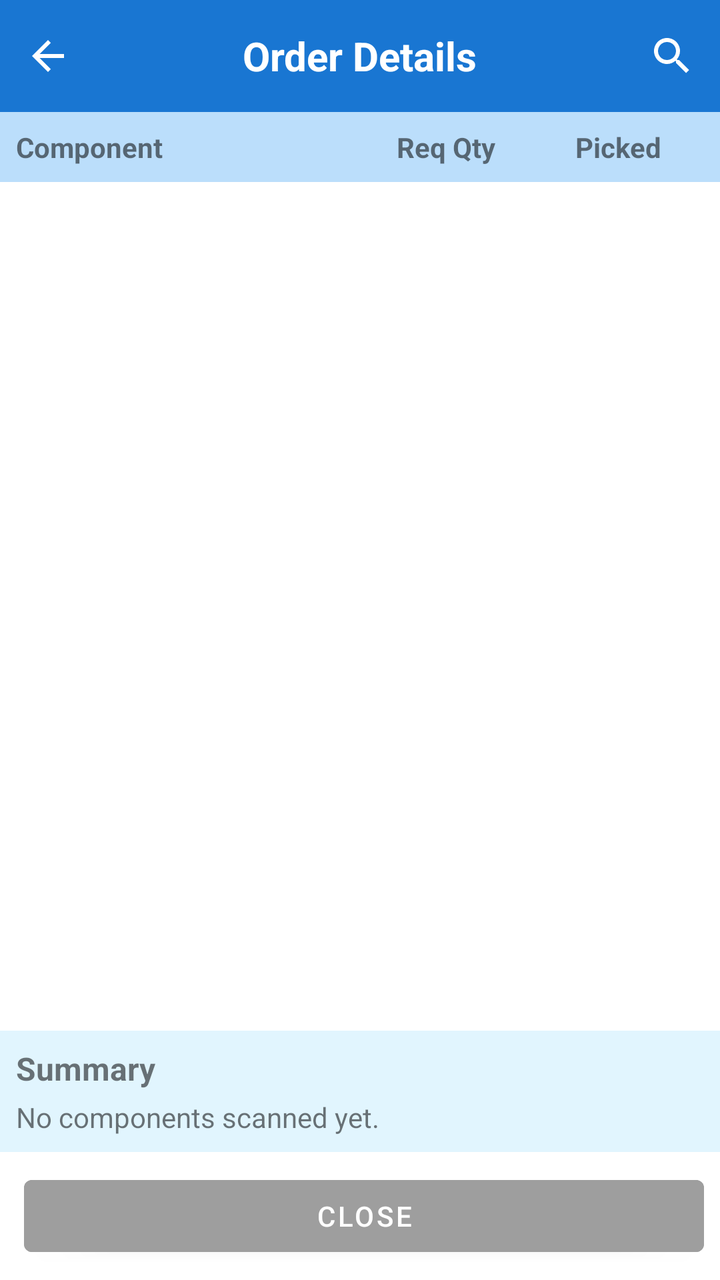
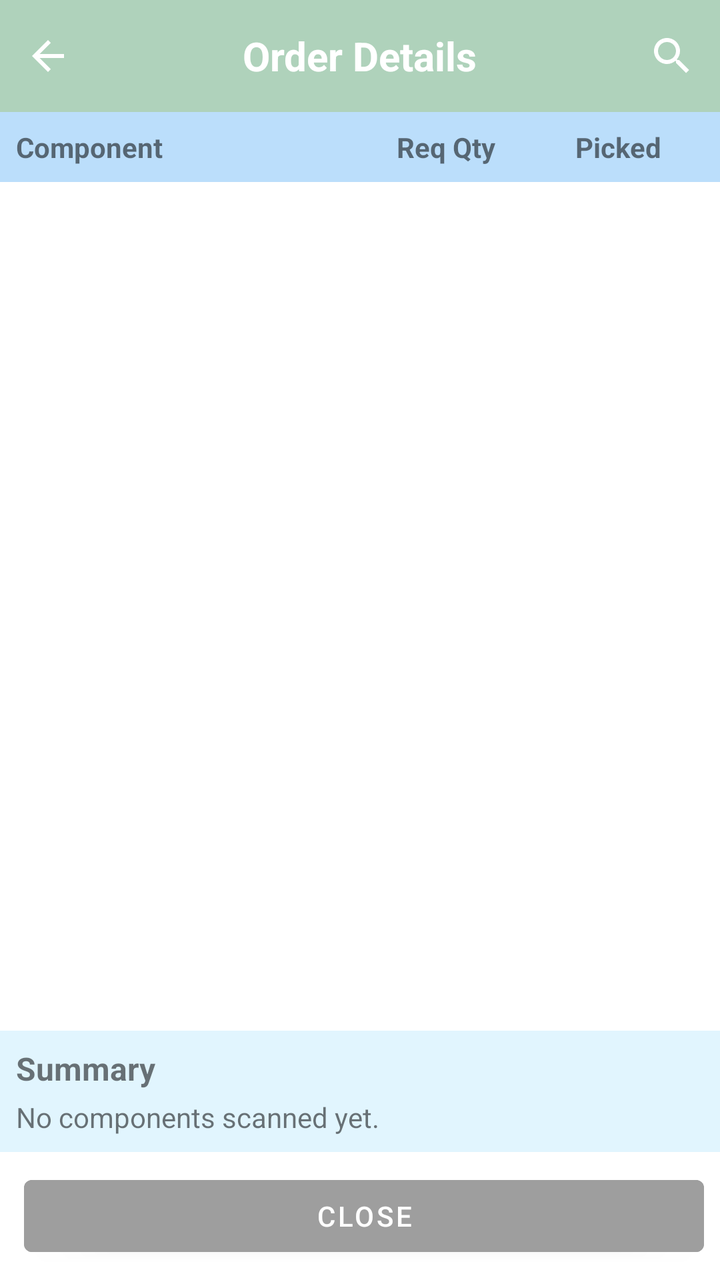

Compare the two renders of this Android layout. The source of the first and the diff that turns it into the second are given below.
<!-- AndroidManifest.xml: application theme AppTheme -->
<!-- res/layout/fragment_component_details.xml -->
<?xml version="1.0" encoding="utf-8"?>
<FrameLayout xmlns:android="http://schemas.android.com/apk/res/android"
    xmlns:app="http://schemas.android.com/apk/res-auto"
    android:layout_width="match_parent"
    android:layout_height="match_parent">

    
    <LinearLayout
        android:id="@+id/mainContent"
        android:layout_width="match_parent"
        android:layout_height="match_parent"
        android:orientation="vertical">

        <com.google.android.material.appbar.AppBarLayout
            android:id="@+id/appBarLayout"
            android:layout_width="match_parent"
            android:layout_height="wrap_content">

            <androidx.appcompat.widget.Toolbar
                android:id="@+id/toolbar"
                android:layout_width="match_parent"
                android:layout_height="?attr/actionBarSize"
                android:background="?attr/colorPrimary"
                app:contentInsetLeft="0dp"
                app:contentInsetStart="0dp"
                app:popupTheme="@style/ThemeOverlay.AppCompat.Light"
                app:theme="@style/ThemeOverlay.AppCompat.Dark.ActionBar">

                <FrameLayout
                    android:layout_width="match_parent"
                    android:layout_height="match_parent">

                    <ImageView
                        android:id="@+id/ivBack"
                        android:layout_width="48dp"
                        android:layout_height="match_parent"
                        android:layout_gravity="start"
                        android:background="?attr/selectableItemBackgroundBorderless"
                        android:padding="12dp"
                        android:src="@drawable/ic_arrow_back"
                        app:tint="@android:color/white"/>

                    <TextView
                        android:id="@+id/toolbar_title"
                        android:layout_width="wrap_content"
                        android:layout_height="wrap_content"
                        android:layout_gravity="center"
                        android:text="Order Details"
                        android:textColor="@android:color/white"
                        android:textSize="20sp"
                        android:textStyle="bold"/>

                    
                    <FrameLayout
                        android:id="@+id/notificationContainer"
                        android:layout_width="48dp"
                        android:layout_height="match_parent"
                        android:layout_gravity="end"
                        android:layout_marginEnd="48dp">

                        <ImageView
                            android:id="@+id/ivNotification"
                            android:layout_width="match_parent"
                            android:layout_height="match_parent"
                            android:background="?attr/selectableItemBackgroundBorderless"
                            android:padding="12dp"
                            android:src="@drawable/ic_notifications"
                            app:tint="@android:color/white"
                            android:visibility="gone"/>

                        <TextView
                            android:id="@+id/tvNotificationCount"
                            android:layout_width="20dp"
                            android:layout_height="20dp"
                            android:layout_gravity="top|end"
                            android:layout_marginTop="8dp"
                            android:layout_marginEnd="8dp"
                            android:background="@drawable/notification_badge_background"
                            android:gravity="center"
                            android:text="0"
                            android:textColor="@android:color/white"
                            android:textSize="12sp"
                            android:visibility="gone"/>
                    </FrameLayout>

                    <androidx.appcompat.widget.SearchView
                        android:id="@+id/searchView"
                        android:layout_width="wrap_content"
                        android:layout_height="match_parent"
                        android:layout_gravity="end"
                        app:iconifiedByDefault="true"
                        app:queryHint="Search item..."
                        android:theme="@style/SearchViewStyle"/>
                </FrameLayout>


            </androidx.appcompat.widget.Toolbar>

        </com.google.android.material.appbar.AppBarLayout>
        
        <LinearLayout
            android:layout_width="match_parent"
            android:layout_height="wrap_content"
            android:orientation="horizontal"
            android:padding="8dp"
            android:background="#BBDEFB">

            <TextView
                android:layout_width="0dp"
                android:layout_height="wrap_content"
                android:layout_weight="2"
                android:text="Component"
                android:textStyle="bold"/>

            <TextView
                android:layout_width="0dp"
                android:layout_height="wrap_content"
                android:layout_weight="1"
                android:text="Req Qty"
                android:textStyle="bold"
                android:gravity="center"/>

            <TextView
                android:layout_width="0dp"
                android:layout_height="wrap_content"
                android:layout_weight="1"
                android:text="Picked"
                android:textStyle="bold"
                android:gravity="center"/>
        </LinearLayout>

        
        <ListView
            android:id="@+id/componentListView"
            android:layout_width="match_parent"
            android:layout_height="0dp"
            android:layout_weight="1"
            android:divider="@android:color/darker_gray"
            android:dividerHeight="1dp"/>

        
        <LinearLayout
            android:layout_width="match_parent"
            android:layout_height="wrap_content"
            android:orientation="vertical"
            android:background="#E1F5FE"
            android:padding="8dp">

            <TextView
                android:layout_width="match_parent"
                android:layout_height="wrap_content"
                android:text="Summary"
                android:textStyle="bold"
                android:textSize="16sp"/>

            <TextView
                android:id="@+id/tvComponentSummary"
                android:layout_width="match_parent"
                android:layout_height="wrap_content"
                android:text="No components scanned yet."
                android:layout_marginTop="4dp"/>
        </LinearLayout>



        
        <LinearLayout
            android:layout_width="match_parent"
            android:layout_height="wrap_content"
            android:orientation="horizontal"
            android:padding="8dp">

            
            <Button
                android:id="@+id/btnCloseComponents"
                android:layout_width="0dp"
                android:layout_height="wrap_content"
                android:layout_weight="1"
                android:text="Close"
                android:backgroundTint="#9E9E9E"
                android:textColor="#FFFFFF"
                android:layout_marginStart="4dp"/>
        </LinearLayout>
    </LinearLayout>

    
    <LinearLayout
        android:id="@+id/viewRead"
        android:layout_width="match_parent"
        android:layout_height="match_parent"
        android:orientation="vertical"
        android:background="#FFFFFF"
        android:visibility="gone">

        
        <LinearLayout
            android:layout_width="match_parent"
            android:layout_height="?attr/actionBarSize"
            android:background="?attr/colorPrimary"
            android:orientation="horizontal"
            android:gravity="center_vertical">

            <TextView
                android:id="@+id/tvReadTitle"
                android:layout_width="0dp"
                android:layout_height="wrap_content"
                android:layout_weight="1"
                android:text="Scan Component"
                android:textColor="@android:color/white"
                android:textSize="20sp"
                android:textStyle="bold"
                android:layout_marginStart="16dp"/>
        </LinearLayout>

        
        <LinearLayout
            android:layout_width="match_parent"
            android:layout_height="wrap_content"
            android:orientation="vertical"
            android:padding="8dp"
            android:background="#E3F2FD">

            <TextView
                android:id="@+id/tvSelectedItem"
                android:layout_width="match_parent"
                android:layout_height="wrap_content"
                android:text="Selected Item: "
                android:textSize="16sp"
                android:textStyle="bold"/>

            <LinearLayout
                android:layout_width="match_parent"
                android:layout_height="wrap_content"
                android:orientation="horizontal"
                android:layout_marginTop="4dp">

                <TextView
                    android:id="@+id/tvSelectedQty"
                    android:layout_width="wrap_content"
                    android:layout_height="wrap_content"
                    android:text="Required QTY: "
                    android:textSize="14sp"/>

                <TextView
                    android:id="@+id/tvScannedQty"
                    android:layout_width="wrap_content"
                    android:layout_height="wrap_content"
                    android:text="Scanned QTY: "
                    android:textSize="14sp"
                    android:layout_marginStart="16dp"/>
            </LinearLayout>
        </LinearLayout>

        
        <LinearLayout
            android:layout_width="match_parent"
            android:layout_height="0dp"
            android:layout_weight="1"
            android:orientation="vertical">

            
            <LinearLayout
                android:layout_width="match_parent"
                android:layout_height="wrap_content"
                android:orientation="horizontal"
                android:padding="8dp"
                android:background="#BBDEFB">

                <TextView
                    android:layout_width="0dp"
                    android:layout_height="wrap_content"
                    android:layout_weight="2"
                    android:text="Tag ID"
                    android:textStyle="bold"/>

                <TextView
                    android:layout_width="0dp"
                    android:layout_height="wrap_content"
                    android:layout_weight="1"
                    android:text="Lot"
                    android:textStyle="bold"/>

                <TextView
                    android:layout_width="0dp"
                    android:layout_height="wrap_content"
                    android:layout_weight="1"
                    android:text="Lot No."
                    android:textStyle="bold"/>

                <TextView
                    android:layout_width="0dp"
                    android:layout_height="wrap_content"
                    android:layout_weight="1"
                    android:text="Pick Qty"
                    android:textStyle="bold"/>
            </LinearLayout>

            
            <ListView
                android:id="@+id/tagListView"
                android:layout_width="match_parent"
                android:layout_height="match_parent"
                android:background="#FFFFFF"/>
        </LinearLayout>

        
        <LinearLayout
            android:layout_width="match_parent"
            android:layout_height="wrap_content"
            android:orientation="vertical"
            android:background="#F5F5F5">

            
            <LinearLayout
                android:layout_width="match_parent"
                android:layout_height="wrap_content"
                android:padding="8dp"
                android:orientation="horizontal">

                <TextView
                    android:layout_width="wrap_content"
                    android:layout_height="wrap_content"
                    android:text="@string/tvData_Read"
                    android:textSize="16sp" />

                <EditText
                    android:id="@+id/EtData_Read"
                    android:layout_width="match_parent"
                    android:layout_height="wrap_content"
                    android:hint=""
                    android:inputType="textMultiLine"
                    android:singleLine="false" />
            </LinearLayout>

            
            <LinearLayout
                android:layout_width="match_parent"
                android:layout_height="wrap_content"
                android:orientation="horizontal"
                android:padding="8dp">

                <Button
                    android:id="@+id/BtRead"
                    android:layout_width="0dp"
                    android:layout_height="wrap_content"
                    android:layout_weight="1"
                    android:padding="12dp"
                    android:text="@string/btRead"
                    android:backgroundTint="@color/colorPrimary"
                    android:textColor="@color/white"
                    android:layout_marginEnd="4dp"/>

                <Button
                    android:id="@+id/BtSubmit"
                    android:layout_width="0dp"
                    android:layout_height="wrap_content"
                    android:layout_weight="1"
                    android:text="Submit"
                    android:padding="12dp"
                    android:backgroundTint="#4CAF50"
                    android:textColor="@color/white"
                    android:layout_marginEnd="4dp"/>

                <Button
                    android:id="@+id/btnCloseViewRead"
                    android:layout_width="0dp"
                    android:layout_height="wrap_content"
                    android:layout_weight="1"
                    android:text="Close"
                    android:padding="12dp"
                    android:textColor="@color/deep_gray"
                    android:backgroundTint="@color/graywhite"/>
            </LinearLayout>
        </LinearLayout>
    </LinearLayout>

    <ProgressBar
        android:id="@+id/progressBar"
        android:layout_width="wrap_content"
        android:layout_height="wrap_content"
        android:layout_gravity="center"
        android:visibility="gone"/>
</FrameLayout>
<!-- resources referenced by this layout -->
<resources>
  <color name="colorPrimary">#1976D2</color>
  <color name="deep_gray">#ff3f3f3f</color>
  <color name="graywhite">#F5F5F5</color>
  <color name="white">#FFFFFF</color>
  <!-- drawable ic_arrow_back (drawable) -->
  <?xml version="1.0" encoding="utf-8"?>
  <vector xmlns:android="http://schemas.android.com/apk/res/android"
      android:width="24dp"
      android:height="24dp"
      android:viewportWidth="24"
      android:viewportHeight="24">
      <path
          android:fillColor="#FFFFFF"
          android:pathData="M20,11H7.83l5.59,-5.59L12,4l-8,8 8,8 1.41,-1.41L7.83,13H20v-2z"/>
  </vector>
  <!-- drawable ic_notifications: png bitmap (drawable, 959 bytes) -->
  <!-- drawable notification_badge_background (drawable) -->
  <?xml version="1.0" encoding="utf-8"?>
  <shape xmlns:android="http://schemas.android.com/apk/res/android"
      android:shape="oval">
      <solid android:color="#F44336" /> 
  </shape>
  <string name="btRead">Read</string>
  <string name="tvData_Read">Data：</string>
  <style name="SearchViewStyle" parent="Widget.AppCompat.SearchView">
          
          <item name="android:background">@android:color/transparent</item>
          
          <item name="android:textColor">@android:color/white</item>
          
          <item name="android:textColorHint">@android:color/white</item>
          
          <item name="android:tint">@android:color/white</item>
      </style>
  <style name="AppTheme" parent="Theme.MaterialComponents.Light.DarkActionBar">
          <item name="colorPrimary">@color/colorPrimary</item>
          <item name="colorPrimaryDark">@color/colorPrimaryDark</item>
          <item name="colorAccent">@color/colorAccent</item>
      </style>
  <color name="colorPrimaryDark">#1565C0</color>
  <color name="colorAccent">#FFC107</color>
</resources>

<!-- the commit's change to res/layout/fragment_component_details.xml (unified diff, before → after) -->
@@ -20,7 +20,7 @@
                 android:id="@+id/toolbar"
                 android:layout_width="match_parent"
                 android:layout_height="?attr/actionBarSize"
-                android:background="?attr/colorPrimary"
+                android:background="@color/pastel2"
                 app:contentInsetLeft="0dp"
                 app:contentInsetStart="0dp"
                 app:popupTheme="@style/ThemeOverlay.AppCompat.Light"
@@ -238,15 +238,27 @@
                     android:id="@+id/tvSelectedQty"
                     android:layout_width="wrap_content"
                     android:layout_height="wrap_content"
-                    android:text="Required QTY: "
+                    android:text="Quantity: "
                     android:textSize="14sp"/>
+
+                <TextView
+                    android:id="@+id/tvPickedQty"
+                    android:layout_width="wrap_content"
+                    android:layout_height="wrap_content"
+                    android:text="Picked: "
+                    android:textSize="14sp"
+                    android:textColor="#4CAF50"
+                    android:textStyle="bold"
+                    android:layout_marginStart="16dp"/>
 
                 <TextView
                     android:id="@+id/tvScannedQty"
                     android:layout_width="wrap_content"
                     android:layout_height="wrap_content"
-                    android:text="Scanned QTY: "
+                    android:text="Scan: "
                     android:textSize="14sp"
+                    android:textColor="#FF9800"
+                    android:textStyle="bold"
                     android:layout_marginStart="16dp"/>
             </LinearLayout>
         </LinearLayout>
@@ -269,7 +281,7 @@
                 <TextView
                     android:layout_width="0dp"
                     android:layout_height="wrap_content"
-                    android:layout_weight="2"
+                    android:layout_weight="1.5"
                     android:text="Tag ID"
                     android:textStyle="bold"/>
 
@@ -291,7 +303,21 @@
                     android:layout_width="0dp"
                     android:layout_height="wrap_content"
                     android:layout_weight="1"
-                    android:text="Pick Qty"
+                    android:text="Req"
+                    android:textStyle="bold"/>
+
+                <TextView
+                    android:layout_width="0dp"
+                    android:layout_height="wrap_content"
+                    android:layout_weight="1"
+                    android:text="Picked"
+                    android:textStyle="bold"/>
+
+                <TextView
+                    android:layout_width="0dp"
+                    android:layout_height="wrap_content"
+                    android:layout_weight="1"
+                    android:text="Scan"
                     android:textStyle="bold"/>
             </LinearLayout>
 
@@ -346,6 +372,18 @@
                     android:layout_weight="1"
                     android:padding="12dp"
                     android:text="@string/btRead"
+                    android:backgroundTint="@color/colorPrimary"
+                    android:textColor="@color/white"
+                    android:layout_marginEnd="4dp"/>
+
+                <Button
+                    android:id="@+id/BtRead2"
+                    android:layout_width="0dp"
+                    android:layout_height="wrap_content"
+                    android:layout_weight="0"
+                    android:padding="12dp"
+                    android:text="Read222"
+                    android:visibility="invisible"
                     android:backgroundTint="@color/colorPrimary"
                     android:textColor="@color/white"
                     android:layout_marginEnd="4dp"/>
<!-- resource entries referenced after the edit -->
@@ -3,6 +3,7 @@
   <color name="colorPrimary">#1976D2</color>
   <color name="deep_gray">#ff3f3f3f</color>
   <color name="graywhite">#F5F5F5</color>
+  <color name="pastel2">#AFD2BB</color>
   <color name="white">#FFFFFF</color>
   <!-- drawable ic_arrow_back (drawable) -->
   <?xml version="1.0" encoding="utf-8"?>
